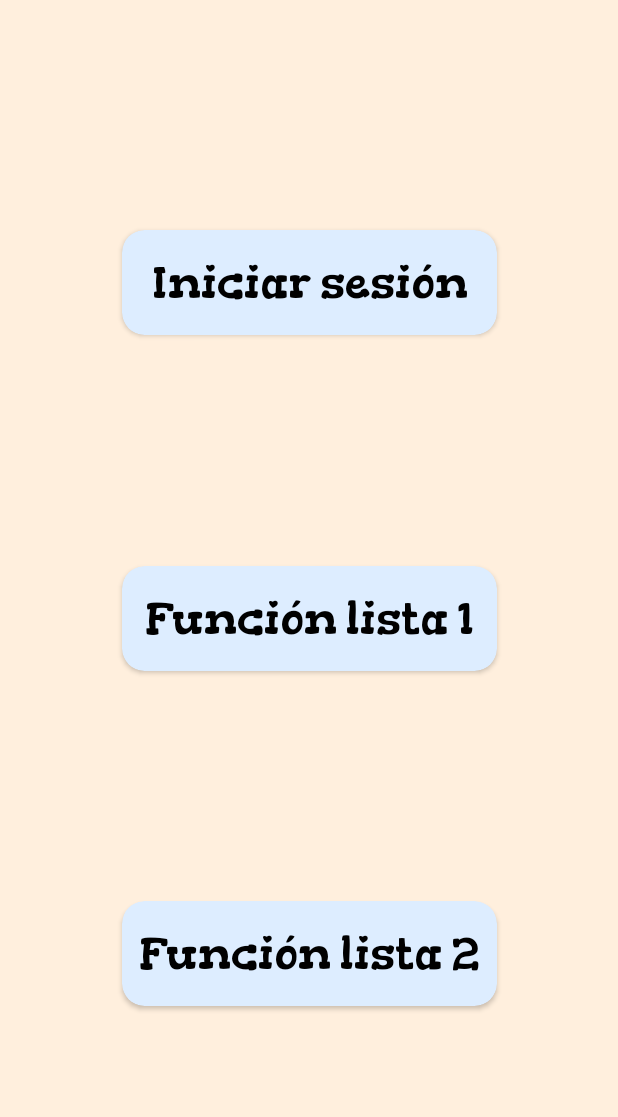
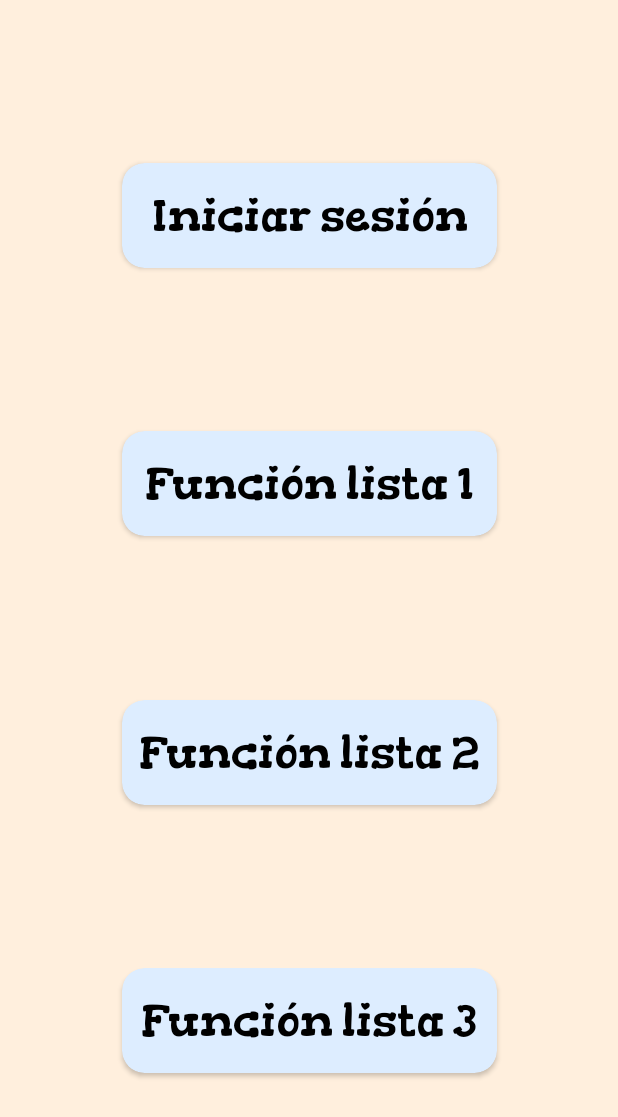
Before and after one commit to alexito8473/TrabajoAndroid, an Android app: the screen it shows after launch (MenuActivity), after a tap on "ACCEDER AL MENU", on a phone screen of 412 x 824 dp. Shown: the top 1117 px of the screen. Run offline under Robolectric (Android 15) with nearby library versions, the phone set to English and light mode, and no system bars.

Commit message:
Mejora en el programa

```diff
--- a/app/src/main/AndroidManifest.xml
+++ b/app/src/main/AndroidManifest.xml
@@ -12,6 +12,9 @@
         android:supportsRtl="true"
         android:theme="@style/Theme.MaterialComponents.NoActionBar"
         tools:targetApi="31">
+        <activity
+            android:name=".FuncionLista3Activity"
+            android:exported="false" />
         <activity
             android:name=".FuncionLista2Activity"
             android:exported="false" />
--- a/app/src/main/java/com/example/trabajoandroid/ListaComida.kt
+++ b/app/src/main/java/com/example/trabajoandroid/ListaComida.kt
@@ -87,7 +87,7 @@ class ListaComida {
         listaTotalComida.add(
             Comida(
                 context.getString(string.OjoDedios),
-                false,
+                true,
                 R.drawable.ojosdedios,
                 20.2,
                 context.getString(string.Descrip_ojoDeDios),
@@ -172,6 +172,39 @@ class ListaComida {
                 true
             )
         )
+        listaTotalComida.add(
+            Comida(
+                context.getString(string.Helado),
+                false,
+                R.drawable.helado,
+                9.34,
+                "helado",
+                false,
+                true
+            )
+        )
+        listaTotalComida.add(
+            Comida(
+                context.getString(string.HeladoTri),
+                false,
+                R.drawable.heladotri,
+                11.2,
+                "helado con 3 bolas",
+                false,
+                true
+            )
+        )
+        listaTotalComida.add(
+            Comida(
+                context.getString(string.HeladoCu),
+                false,
+                R.drawable.heladocu,
+                15.99,
+                "helado con 4 bolas",
+                false,
+                true
+            )
+        )
         return listaTotalComida
     }
 }
--- a/app/src/main/java/com/example/trabajoandroid/MainActivity.kt
+++ b/app/src/main/java/com/example/trabajoandroid/MainActivity.kt
@@ -36,8 +36,9 @@ class MainActivity : AppCompatActivity() {
     }
 
     private fun establecerVariables() {
-        listaMostrar.addAll(ListaComida().crearListaComida(this))
-        listaReserva.addAll(listaMostrar)
+        listaTotalComida.addAll(ListaComida().crearListaComida(this))
+        listaMostrar.addAll(listaTotalComida)
+        listaReserva.addAll(listaTotalComida)
         adapter = ComidaAdapter(this, listaMostrar)
         listView.adapter = adapter;
     }
--- a/app/src/main/java/com/example/trabajoandroid/MenuActivity.kt
+++ b/app/src/main/java/com/example/trabajoandroid/MenuActivity.kt
@@ -9,6 +9,7 @@ class MenuActivity : AppCompatActivity() {
     private lateinit var botonInicioSesion: CardView
     private lateinit var botonFuncionLista1: CardView
     private lateinit var botonFuncionLista2: CardView
+    private lateinit var botonFuncionLista3: CardView
     override fun onCreate(savedInstanceState: Bundle?) {
         super.onCreate(savedInstanceState)
         setContentView(R.layout.activity_menu)
@@ -20,6 +21,7 @@ class MenuActivity : AppCompatActivity() {
         botonInicioSesion = findViewById(R.id.cardMenuInicioSesion)
         botonFuncionLista1 = findViewById(R.id.cardMenuFuncionLista)
         botonFuncionLista2 = findViewById(R.id.cardMenuFuncionLista2)
+        botonFuncionLista3 = findViewById(R.id.cardMenuFuncionLista3)
     }
 
     private fun establecerEscucha() {
@@ -31,6 +33,9 @@ class MenuActivity : AppCompatActivity() {
         botonFuncionLista2.setOnClickListener {
             startActivity(Intent(this, FuncionLista2Activity::class.java))
         }
+        botonFuncionLista3.setOnClickListener {
+            startActivity(Intent(this, FuncionLista3Activity::class.java))
+        }
     }
 
 }
--- a/app/src/main/res/drawable/sel_colortexto.xml
+++ b/app/src/main/res/drawable/sel_colortexto.xml
@@ -1,5 +1,5 @@
 <?xml version="1.0" encoding="utf-8"?>
 <selector xmlns:android="http://schemas.android.com/apk/res/android">
-    <item android:color="@color/white" android:state_checked="false" />
+    <item android:color="@color/black" android:state_checked="false" />
     <item android:color="@color/pulsado" android:state_checked="true" />
 </selector>
--- /dev/null
+++ b/app/src/main/res/drawable/sl_toggle.xml
@@ -0,0 +1,5 @@
+<?xml version="1.0" encoding="utf-8"?>
+<selector xmlns:android="http://schemas.android.com/apk/res/android">
+    <item android:drawable="@color/verdura" android:state_checked="true"></item>
+    <item android:drawable="@color/carne" android:state_checked="false"></item>
+</selector>
--- a/app/src/main/res/layout/activity_menu.xml
+++ b/app/src/main/res/layout/activity_menu.xml
@@ -54,7 +54,7 @@
         android:layout_height="70dp"
         app:cardBackgroundColor="@color/fondo_complementaro"
         app:cardCornerRadius="15dp"
-        app:layout_constraintBottom_toBottomOf="parent"
+        app:layout_constraintBottom_toTopOf="@id/cardMenuFuncionLista3"
         app:layout_constraintEnd_toEndOf="parent"
         app:layout_constraintStart_toStartOf="parent"
         app:layout_constraintTop_toBottomOf="@+id/cardMenuFuncionLista">
@@ -68,4 +68,24 @@
             android:textColor="@color/black"
             android:textSize="30sp" />
     </androidx.cardview.widget.CardView>
+    <androidx.cardview.widget.CardView
+        android:id="@+id/cardMenuFuncionLista3"
+        android:layout_width="250dp"
+        android:layout_height="70dp"
+        app:cardBackgroundColor="@color/fondo_complementaro"
+        app:cardCornerRadius="15dp"
+        app:layout_constraintBottom_toBottomOf="parent"
+        app:layout_constraintEnd_toEndOf="parent"
+        app:layout_constraintStart_toStartOf="parent"
+        app:layout_constraintTop_toBottomOf="@+id/cardMenuFuncionLista2">
+
+        <TextView
+            android:layout_width="match_parent"
+            android:layout_height="match_parent"
+            android:fontFamily="@font/gordita"
+            android:gravity="center"
+            android:text="@string/FuncionLista3"
+            android:textColor="@color/black"
+            android:textSize="30sp" />
+    </androidx.cardview.widget.CardView>
 </androidx.constraintlayout.widget.ConstraintLayout>
--- /dev/null
+++ b/app/src/main/res/layout/item_comidav2.xml
@@ -0,0 +1,6 @@
+<?xml version="1.0" encoding="utf-8"?>
+<androidx.constraintlayout.widget.ConstraintLayout xmlns:android="http://schemas.android.com/apk/res/android"
+    android:layout_width="match_parent"
+    android:layout_height="match_parent">
+
+</androidx.constraintlayout.widget.ConstraintLayout>
--- a/app/src/main/res/values/colors.xml
+++ b/app/src/main/res/values/colors.xml
@@ -13,5 +13,6 @@
     <color name="fondo_oscuro_menosVisibilidad">#56396933</color>
     <color name="transparente">#00FFFFFF</color>
     <color name="pulsado">#B90909</color>
-
+    <color name="carne">#9AB90909</color>
+    <color name="verdura">#9A5FC543</color>
 </resources>
--- a/app/src/main/res/values/strings.xml
+++ b/app/src/main/res/values/strings.xml
@@ -7,6 +7,7 @@
     <string name="Iniciar_Sesion">Iniciar sesión</string>
     <string name="FuncionLista1">Función lista 1</string>
     <string name="FuncionLista2">Función lista 2</string>
+    <string name="FuncionLista3">Función lista 3</string>
     <string name="Scones">Scones</string>
     <string name="SuperScones">Super scones</string>
     <string name="CarneCruda">Carne cruda</string>
@@ -22,6 +23,9 @@
     <string name="PolloPohe">Pollo poco hecho</string>
     <string name="PolloFrito">Pollo frito</string>
     <string name="TartaQueso">Tarta de queso</string>
+    <string name="Helado">Helado triple</string>
+    <string name="HeladoTri">Helado tres bolones</string>
+    <string name="HeladoCu">Helado cuatro bolones</string>
     <string name="Intent_Comida">comida</string>
     <string name="Volver">volver</string>
     <string name="ContCarne">Añadir platos de carne</string>
@@ -29,6 +33,8 @@
     <string name="ContDesayuno">Añadir desayuno</string>
     <string name="TieneBebida">Añadir bebidas</string>
     <string name="ContienePostre">Añadir postres</string>
+    <string name="TogleOn">Solo verdura</string>
+    <string name="TogleOf">Solo carne</string>
     <string name="Descrip_scones">Los scones son unos panecillos típicos de la cocina inglesa, que se suelen servir con té, crema batida y mermelada. Tienen una textura suave y esponjosa, y se pueden preparar con diferentes ingredientes, como arándanos, queso, pasas o frutos secos.</string>
     <string name="Descrip_superScones"> Los scones son unos bocadillos dulces o salados que se originaron en Escocia y que se popularizaron en el Reino Unido y otros países. Se elaboran con una masa de harina, mantequilla, azúcar y leche, a la que se le puede añadir frutas, queso o especias. Se cortan en formas redondas, triangulares o cuadradas y se hornean hasta que quedan tiernos por dentro y crujientes por fuera. Se suelen consumir calientes o tibios, untados con mantequilla, nata o mermelada, acompañando una taza de té o café. Son ideales para el desayuno, la merienda o el brunch, y se pueden preparar en casa con facilidad</string>
     <string name="Descrip_carneCruda">La carne cruda es la carne que no ha sido cocinada ni sometida a ningún proceso de conservación. Se puede consumir de diferentes formas, como el tartar, el carpaccio, el ceviche o el sushi. Sin embargo, comer carne cruda puede tener riesgos para la salud, ya que puede contener bacterias, parásitos, virus o toxinas que pueden provocar enfermedades como la salmonelosis, la triquinosis, la toxoplasmosis o la listeriosis</string>
--- a/app/src/main/res/values/themes.xml
+++ b/app/src/main/res/values/themes.xml
@@ -20,4 +20,8 @@
         <item name="chipStrokeColor">@color/fondo_claro</item>
         <item name="chipStrokeWidth">3dp</item>
     </style>
+    <style name="stToggle">
+        <item name="android:fontFamily">@font/gordita</item>
+        <item name="android:textColor">@color/black</item>
+    </style>
 </resources>
```
Also changed, not shown: app/src/main/java/com/example/trabajoandroid/FuncionLista2Activity.kt (+64 -10 lines), app/src/main/java/com/example/trabajoandroid/FuncionLista3Activity.kt (added, +46 -0 lines), app/src/main/res/layout/activity_dato_comida.xml (+9 -8 lines), app/src/main/res/layout/activity_funcion_lista2.xml (+43 -4 lines), app/src/main/res/layout/activity_funcion_lista3.xml (added, +65 -0 lines), app/src/main/res/drawable/heladocu.png (added), 2 other files.
